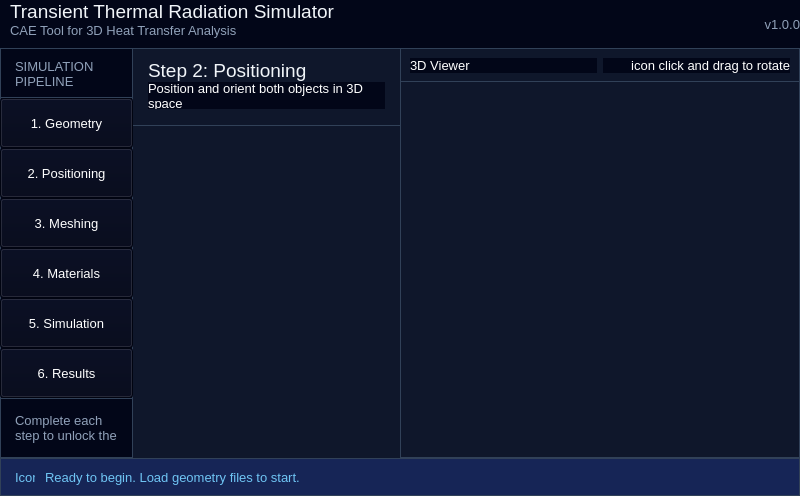
Old version of the form ui/applayout.ui in the repository mhddany/radex-simulator.
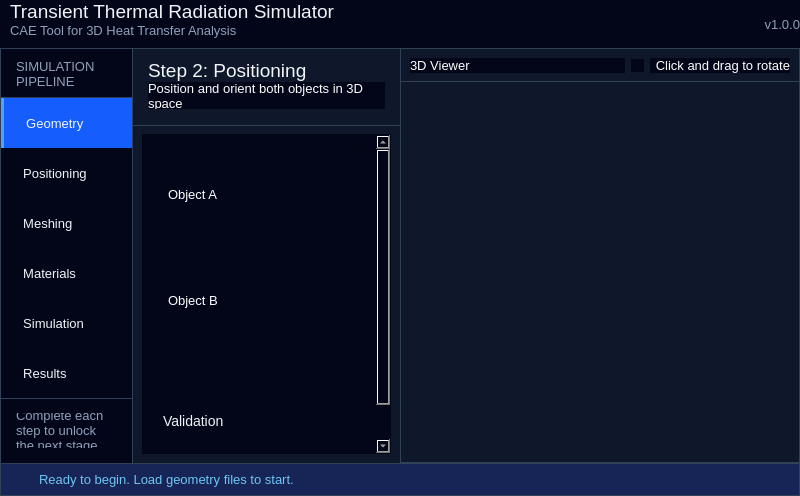
New version of the form. The open tabs and pages were chosen to show the change. Icons and pictures are not drawn.

Commit message: add icons, connect to python main

```diff
--- a/ui/applayout.ui
+++ b/ui/applayout.ui
@@ -88,7 +88,8 @@
 #readyPositioningLabel,
 #readyPositioningIcon,
 #mainTitleViewLabel,
-#subTitleViewLabel{
+#subTitleViewLabel,
+#subTitleViewIcon{
     font-size: 10pt;
     font-weight: normal;
     color: #90A1B9;
@@ -96,7 +97,8 @@
 }
 
 
-#validationLabel{
+#validationGeometryLabel,
+#validationPositioningLabel{
     font-size: 10.5pt;
     font-weight: normal;
     color: #f1f5f9;
@@ -124,12 +126,19 @@
 #titleLayout,
 #centerLayout,
 #pipelineLayout,
-#pipelineTitleLayout,
-#hintLayout ,
 #viewLayout{
     border: 1px solid #314158;
 }
 
+#pipelineTitleLayout{
+    border-bottom: 1px solid #314158;
+    border-top: 1px solid #314158;
+}
+
+#hintLayout{
+    border-top: 1px solid #314158;
+}
+
 /* =========================
    Dark panel containers
    ========================= */
@@ -153,6 +162,59 @@
     border: 1px solid #314158;
 }
 
+/* =========================
+	Pipeline buttons
+   ========================= */
+#geometryButton,
+#materialsButton,
+#resultsButton,
+#simulationButton,
+#positioningButton,
+#meshingButton {
+    border: none;
+    background-color: #020618;   /* idle */
+    color: #f1f5f9;
+	padding-left: 15px;
+    text-align: left;
+}
+
+#geometryButton{
+	spacing: 5px;       /* distance between icon and text */
+}
+
+/* Hover – slightly lighter background */
+#geometryButton:hover,
+#materialsButton:hover,
+#resultsButton:hover,
+#simulationButton:hover,
+#positioningButton:hover,
+#meshingButton:hover {
+    background-color: #155dfc;  
+    color: #f1f5f9;
+	border-left: 3px solid #50a2ff;
+}
+
+#geometryButton:checked ,
+#materialsButton:checked ,
+#resultsButton:checked ,
+#simulationButton:checked ,
+#positioningButton:checked ,
+#meshingButton:checked  {
+    background-color: #155dfc;  
+    color: #f1f5f9;
+	border-left: 3px solid #50a2ff;
+}
+
+/* Pressed – slightly darker / inset feel */
+#geometryButton:pressed,
+#materialsButton:pressed,
+#resultsButton:pressed,
+#simulationButton:pressed,
+#positioningButton:pressed,
+#meshingButton:pressed {
+    background-color: #1253df;
+}
+
 
 #uploadFileAButton,
 #uploadFileBButton {
@@ -340,18 +402,24 @@
         </property>
         <item>
          <widget class="QWidget" name="pipelineLayout" native="true">
+          <property name="maximumSize">
+           <size>
+            <width>170</width>
+            <height>16777215</height>
+           </size>
+          </property>
           <layout class="QVBoxLayout" name="verticalLayout_2">
            <property name="spacing">
             <number>0</number>
            </property>
            <property name="leftMargin">
-            <number>0</number>
+            <number>1</number>
            </property>
            <property name="topMargin">
             <number>0</number>
            </property>
            <property name="rightMargin">
-            <number>0</number>
+            <number>1</number>
            </property>
            <property name="bottomMargin">
             <number>0</number>
@@ -431,8 +499,30 @@
                <height>60</height>
               </size>
              </property>
+             <property name="layoutDirection">
+              <enum>Qt::LayoutDirection::LeftToRight</enum>
+             </property>
              <property name="text">
-              <string>1. Geometry</string>
+              <string>  Geometry</string>
+             </property>
+             <property name="icon">
+              <iconset resource="resources.qrc">
+               <normaloff>:/icons/icons/cube_white.svg</normaloff>:/icons/icons/cube_white.svg</iconset>
+             </property>
+             <property name="iconSize">
+              <size>
+               <width>15</width>
+               <height>15</height>
+              </size>
+             </property>
+             <property name="checkable">
+              <bool>true</bool>
+             </property>
+             <property name="checked">
+              <bool>true</bool>
+             </property>
+             <property name="autoExclusive">
+              <bool>true</bool>
              </property>
             </widget>
            </item>
@@ -451,7 +541,23 @@
               </size>
              </property>
              <property name="text">
-              <string>2. Positioning</string>
+              <string>  Positioning</string>
+             </property>
+             <property name="icon">
+              <iconset resource="resources.qrc">
+               <normaloff>:/icons/icons/arrows_white.svg</normaloff>:/icons/icons/arrows_white.svg</iconset>
+             </property>
+             <property name="iconSize">
+              <size>
+               <width>15</width>
+               <height>15</height>
+              </size>
+             </property>
+             <property name="checkable">
+              <bool>true</bool>
+             </property>
+             <property name="autoExclusive">
+              <bool>true</bool>
              </property>
             </widget>
            </item>
@@ -470,7 +576,23 @@
               </size>
              </property>
              <property name="text">
-              <string>3. Meshing</string>
+              <string>  Meshing</string>
+             </property>
+             <property name="icon">
+              <iconset resource="resources.qrc">
+               <normaloff>:/icons/icons/mesh_white.svg</normaloff>:/icons/icons/mesh_white.svg</iconset>
+             </property>
+             <property name="iconSize">
+              <size>
+               <width>15</width>
+               <height>15</height>
+              </size>
+             </property>
+             <property name="checkable">
+              <bool>true</bool>
+             </property>
+             <property name="autoExclusive">
+              <bool>true</bool>
              </property>
             </widget>
            </item>
@@ -489,7 +611,23 @@
               </size>
              </property>
              <property name="text">
-              <string>4. Materials</string>
+              <string>  Materials</string>
+             </property>
+             <property name="icon">
+              <iconset resource="resources.qrc">
+               <normaloff>:/icons/icons/build-alt.svg</normaloff>:/icons/icons/build-alt.svg</iconset>
+             </property>
+             <property name="iconSize">
+              <size>
+               <width>15</width>
+               <height>15</height>
+              </size>
+             </property>
+             <property name="checkable">
+              <bool>true</bool>
+             </property>
+             <property name="autoExclusive">
+              <bool>true</bool>
              </property>
             </widget>
            </item>
@@ -508,7 +646,23 @@
               </size>
              </property>
              <property name="text">
-              <string>5. Simulation</string>
+              <string>  Simulation</string>
+             </property>
+             <property name="icon">
+              <iconset resource="resources.qrc">
+               <normaloff>:/icons/icons/play_white.svg</normaloff>:/icons/icons/play_white.svg</iconset>
+             </property>
+             <property name="iconSize">
+              <size>
+               <width>15</width>
+               <height>15</height>
+              </size>
+             </property>
+             <property name="checkable">
+              <bool>true</bool>
+             </property>
+             <property name="autoExclusive">
+              <bool>true</bool>
              </property>
             </widget>
            </item>
@@ -527,7 +681,23 @@
               </size>
              </property>
              <property name="text">
-              <string>6. Results</string>
+              <string>  Results</string>
+             </property>
+             <property name="icon">
+              <iconset resource="resources.qrc">
+               <normaloff>:/icons/icons/chart_white.svg</normaloff>:/icons/icons/chart_white.svg</iconset>
+             </property>
+             <property name="iconSize">
+              <size>
+               <width>15</width>
+               <height>15</height>
+              </size>
+             </property>
+             <property name="checkable">
+              <bool>true</bool>
+             </property>
+             <property name="autoExclusive">
+              <bool>true</bool>
              </property>
             </widget>
            </item>
@@ -1383,7 +1553,176 @@
                    </widget>
                   </item>
                   <item>
-                   <widget class="QWidget" name="settingsPositioningPage" native="true"/>
+                   <widget class="QWidget" name="settingsPositioningPage" native="true">
+                    <layout class="QVBoxLayout" name="verticalLayout_30">
+                     <item>
+                      <widget class="QScrollArea" name="scrollAreaPositioning">
+                       <property name="widgetResizable">
+                        <bool>true</bool>
+                       </property>
+                       <widget class="QWidget" name="scrollAreaWidgetContentsPositioning">
+                        <property name="geometry">
+                         <rect>
+                          <x>0</x>
+                          <y>0</y>
+                          <width>234</width>
+                          <height>360</height>
+                         </rect>
+                        </property>
+                        <layout class="QVBoxLayout" name="verticalLayout_33">
+                         <item>
+                          <widget class="QFrame" name="framePositioningA">
+                           <property name="minimumSize">
+                            <size>
+                             <width>0</width>
+                             <height>100</height>
+                            </size>
+                           </property>
+                           <property name="maximumSize">
+                            <size>
+                             <width>16777215</width>
+                             <height>130</height>
+                            </size>
+                           </property>
+                           <property name="frameShape">
+                            <enum>QFrame::Shape::StyledPanel</enum>
+                           </property>
+                           <property name="frameShadow">
+                            <enum>QFrame::Shadow::Raised</enum>
+                           </property>
+                           <layout class="QVBoxLayout" name="verticalLayout_32" stretch="0">
+                            <property name="spacing">
+                             <number>5</number>
+                            </property>
+                            <property name="leftMargin">
+                             <number>15</number>
+                            </property>
+                            <property name="topMargin">
+                             <number>15</number>
+                            </property>
+                            <property name="rightMargin">
+                             <number>15</number>
+                            </property>
+                            <property name="bottomMargin">
+                             <number>15</number>
+                            </property>
+                            <item>
+                             <widget class="QLabel" name="positionObjectALabel">
+                              <property name="text">
+                               <string>Object A</string>
+                              </property>
+                             </widget>
+                            </item>
+                           </layout>
+                          </widget>
+                         </item>
+                         <item>
+                          <widget class="QFrame" name="framePositioningB">
+                           <property name="minimumSize">
+                            <size>
+                             <width>0</width>
+                             <height>100</height>
+                            </size>
+                           </property>
+                           <property name="maximumSize">
+                            <size>
+                             <width>16777215</width>
+                             <height>130</height>
+                            </size>
+                           </property>
+                           <property name="frameShape">
+                            <enum>QFrame::Shape::StyledPanel</enum>
+                           </property>
+                           <property name="frameShadow">
+                            <enum>QFrame::Shadow::Raised</enum>
+                           </property>
+                           <layout class="QVBoxLayout" name="verticalLayout_31" stretch="0">
+                            <property name="spacing">
+                             <number>5</number>
+                            </property>
+                            <property name="leftMargin">
+                             <number>15</number>
+                            </property>
+                            <property name="topMargin">
+                             <number>15</number>
+                            </property>
+                            <property name="rightMargin">
+                             <number>15</number>
+                            </property>
+                            <property name="bottomMargin">
+                             <number>15</number>
+                            </property>
+                            <item>
+                             <widget class="QLabel" name="positionObjectBLabel">
+                              <property name="text">
+                               <string>Object B</string>
+                              </property>
+                             </widget>
+                            </item>
+                           </layout>
+                          </widget>
+                         </item>
+                         <item>
+                          <widget class="QFrame" name="framePositioningValidation">
+                           <property name="minimumSize">
+                            <size>
+                             <width>0</width>
+                             <height>130</height>
+                            </size>
+                           </property>
+                           <property name="maximumSize">
+                            <size>
+                             <width>16777215</width>
+                             <height>130</height>
+                            </size>
+                           </property>
+                           <property name="frameShape">
+                            <enum>QFrame::Shape::StyledPanel</enum>
+                           </property>
+                           <property name="frameShadow">
+                            <enum>QFrame::Shadow::Raised</enum>
+                           </property>
+                           <layout class="QGridLayout" name="gridLayout_2">
+                            <property name="leftMargin">
+                             <number>10</number>
+                            </property>
+                            <property name="topMargin">
+                             <number>10</number>
+                            </property>
+                            <property name="rightMargin">
+                             <number>10</number>
+                            </property>
+                            <property name="bottomMargin">
+                             <number>10</number>
+                            </property>
+                            <property name="horizontalSpacing">
+                             <number>6</number>
+                            </property>
+                            <property name="verticalSpacing">
+                             <number>0</number>
+                            </property>
+                            <item row="0" column="0" colspan="2">
+                             <widget class="QLabel" name="validationPositioningLabel">
+                              <property name="maximumSize">
+                               <size>
+                                <width>16777215</width>
+                                <height>20</height>
+                               </size>
+                              </property>
+                              <property name="text">
+                               <string>Validation</string>
+                              </property>
+                             </widget>
+                            </item>
+                           </layout>
+                          </widget>
+                         </item>
+                        </layout>
+                       </widget>
+                      </widget>
+                     </item>
+                    </layout>
+                   </widget>
                   </item>
                  </layout>
                 </widget>
@@ -1423,10 +1762,35 @@
                 </property>
                </widget>
               </item>
+              <item>
+               <widget class="QLabel" name="subTitleViewIcon">
+                <property name="maximumSize">
+                 <size>
+                  <width>13</width>
+                  <height>13</height>
+                 </size>
+                </property>
+                <property name="pixmap">
+                 <pixmap resource="resources.qrc">:/icons/icons/eye_small.svg</pixmap>
+                </property>
+                <property name="scaledContents">
+                 <bool>true</bool>
+                </property>
+               </widget>
+              </item>
               <item>
                <widget class="QLabel" name="subTitleViewLabel">
+                <property name="maximumSize">
+                 <size>
+                  <width>140</width>
+                  <height>20</height>
+                 </size>
+                </property>
                 <property name="text">
-                 <string>icon click and drag to rotate</string>
+                 <string>Click and drag to rotate</string>
+                </property>
+                <property name="scaledContents">
+                 <bool>true</bool>
                 </property>
                 <property name="alignment">
                  <set>Qt::AlignmentFlag::AlignRight|Qt::AlignmentFlag::AlignTrailing|Qt::AlignmentFlag::AlignVCenter</set>
@@ -1458,18 +1822,21 @@
          <widget class="QLabel" name="statusIcon">
           <property name="minimumSize">
            <size>
-            <width>20</width>
-            <height>20</height>
+            <width>14</width>
+            <height>14</height>
            </size>
           </property>
           <property name="maximumSize">
            <size>
-            <width>20</width>
-            <height>20</height>
+            <width>14</width>
+            <height>14</height>
            </size>
           </property>
-          <property name="text">
-           <string>Icon</string>
+          <property name="pixmap">
+           <pixmap resource="resources.qrc">:/icons/icons/info.svg</pixmap>
+          </property>
+          <property name="scaledContents">
+           <bool>true</bool>
           </property>
           <property name="wordWrap">
            <bool>true</bool>
```
Left out of the diff: 149 changed lines with no effect on the pictures. The commit also changes 45 other files.
